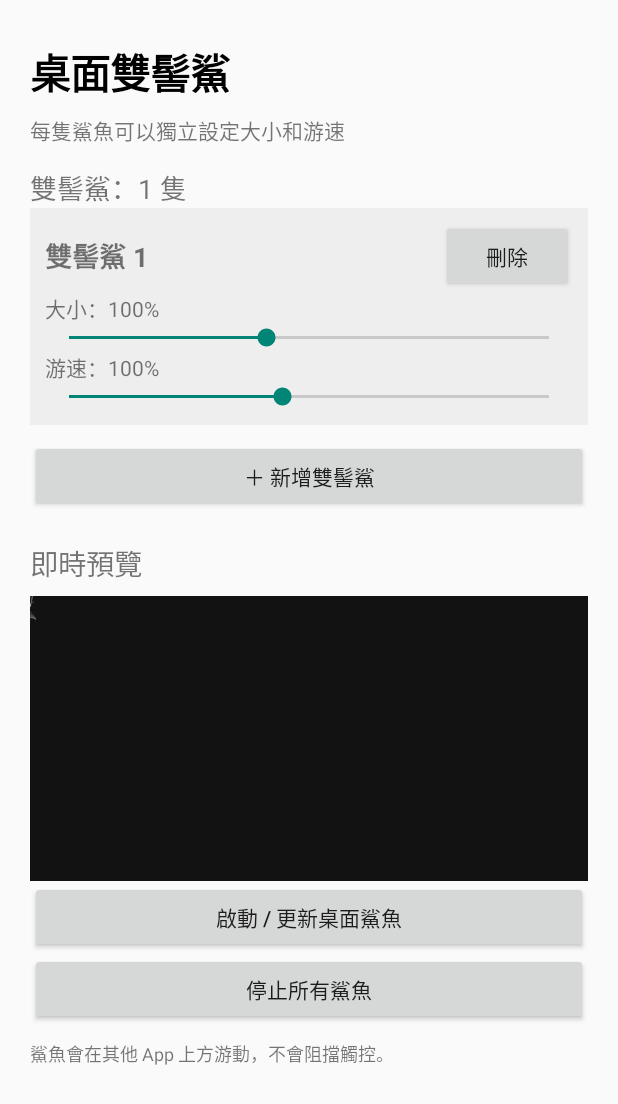
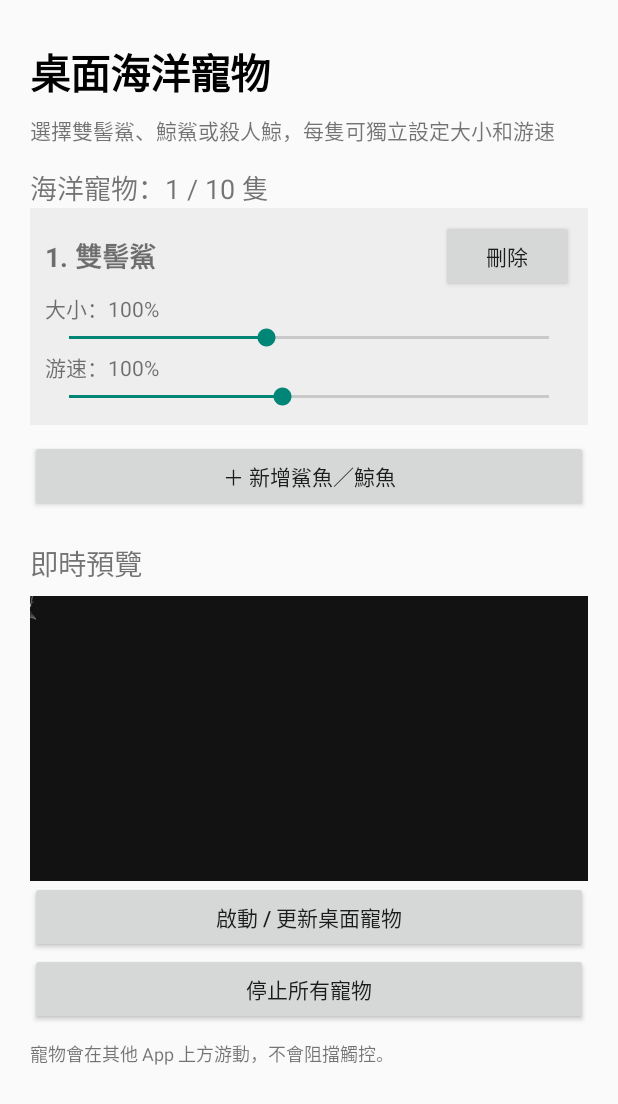
Before and after one commit to allanaaa123/Shark, an Android app: the screen it shows after launch (MainActivity), on a phone screen of 412 x 824 dp. Shown: the top 1104 px of the screen. Run offline under Robolectric (Android 15) with nearby library versions, the phone set to English and light mode, and no system bars.

Commit message:
Add whale shark and orca with species picker and persistent per-pet settings

```diff
--- a/app/src/main/java/com/example/sharkoverlay/MainActivity.kt
+++ b/app/src/main/java/com/example/sharkoverlay/MainActivity.kt
@@ -2,6 +2,7 @@
 package com.example.sharkoverlay
 
 import android.app.Activity
+import android.app.AlertDialog
 import android.content.Intent
 import android.net.Uri
 import android.os.Bundle
@@ -30,9 +31,10 @@ class MainActivity : Activity() {
             for (i in 0 until minOf(10, saved.length())) {
                 val obj = saved.getJSONObject(i)
                 sharks.add(
-                    SharkConfig(
-                        obj.optInt("size", 100).coerceIn(30, 200),
-                        obj.optInt("speed", 100).coerceIn(20, 200)
+                    SharkConfig.fromSaved(
+                        obj.optInt("size", 100),
+                        obj.optInt("speed", 100),
+                        obj.optString("species", "")
                     )
                 )
             }
@@ -50,14 +52,14 @@ class MainActivity : Activity() {
         scroll.addView(root)
 
         root.addView(TextView(this).apply {
-            text = "桌面雙髻鯊"
+            text = "桌面海洋寵物"
             textSize = 27f
             setTextColor(Color.BLACK)
             setTypeface(null, Typeface.BOLD)
         })
 
         root.addView(TextView(this).apply {
-            text = "每隻鯊魚可以獨立設定大小和游速"
+            text = "選擇雙髻鯊、鯨鯊或殺人鯨，每隻可獨立設定大小和游速"
             textSize = 14f
             setPadding(0, dp(8), 0, dp(14))
         })
@@ -71,12 +73,20 @@ class MainActivity : Activity() {
         root.addView(list)
 
         root.addView(Button(this).apply {
-            text = "＋ 新增雙髻鯊"
+            text = "＋ 新增鯊魚／鯨魚"
             setOnClickListener {
                 if (sharks.size < 10) {
-                    sharks.add(SharkConfig(100, 100))
-                    save()
-                    refresh()
+                    AlertDialog.Builder(this@MainActivity)
+                        .setTitle("選擇要新增的寵物")
+                        .setItems(SharkSpecies.entries.map { it.displayName }.toTypedArray()) { _, which ->
+                            if (sharks.size < 10) {
+                                sharks.add(SharkConfig(species = SharkSpecies.entries[which]))
+                                save()
+                                refresh()
+                            }
+                        }
+                        .setNegativeButton("取消", null)
+                        .show()
                 } else {
                     Toast.makeText(
                         this@MainActivity,
@@ -100,7 +110,7 @@ class MainActivity : Activity() {
         )
 
         root.addView(Button(this).apply {
-            text = "啟動 / 更新桌面鯊魚"
+            text = "啟動 / 更新桌面寵物"
             setOnClickListener {
                 save()
                 if (!Settings.canDrawOverlays(this@MainActivity)) {
@@ -125,7 +135,7 @@ class MainActivity : Activity() {
         })
 
         root.addView(Button(this).apply {
-            text = "停止所有鯊魚"
+            text = "停止所有寵物"
             setOnClickListener {
                 startService(
                     Intent(this@MainActivity, SharkService::class.java)
@@ -135,7 +145,7 @@ class MainActivity : Activity() {
         })
 
         root.addView(TextView(this).apply {
-            text = "鯊魚會在其他 App 上方游動，不會阻擋觸控。"
+            text = "寵物會在其他 App 上方游動，不會阻擋觸控。"
             textSize = 12f
             setPadding(0, dp(10), 0, 0)
         })
@@ -151,6 +161,7 @@ class MainActivity : Activity() {
                 JSONObject()
                     .put("size", it.size)
                     .put("speed", it.speed)
+                    .put("species", it.species.id)
             )
         }
         getSharedPreferences("shark", MODE_PRIVATE)
@@ -160,7 +171,7 @@ class MainActivity : Activity() {
     }
 
     private fun refresh() {
-        count.text = "雙髻鯊：${sharks.size} 隻"
+        count.text = "海洋寵物：${sharks.size} / 10 隻"
         list.removeAllViews()
 
         sharks.forEachIndexed { index, shark ->
@@ -177,7 +188,7 @@ class MainActivity : Activity() {
 
             heading.addView(
                 TextView(this).apply {
-                    text = "雙髻鯊 ${index + 1}"
+                    text = "${index + 1}. ${shark.species.displayName}"
                     textSize = 18f
                     setTypeface(null, Typeface.BOLD)
                 },
@@ -187,7 +198,7 @@ class MainActivity : Activity() {
             heading.addView(Button(this).apply {
                 text = "刪除"
                 setOnClickListener {
-                    sharks.remove(shark)
+                    sharks.removeAt(index)
                     save()
                     refresh()
                 }
--- a/app/src/main/java/com/example/sharkoverlay/SharkAnimationState.kt
+++ b/app/src/main/java/com/example/sharkoverlay/SharkAnimationState.kt
@@ -9,7 +9,8 @@ class SharkAnimationState(initialTimeMs: Double = kotlin.random.Random.nextDoubl
 
     fun advance(dtSeconds: Float, speedPercent: Int, speedMultiplier: Float = 1f) {
         val cadence = (speedPercent / 100.0 * speedMultiplier).coerceIn(0.35, 2.4)
-        swimTimeMs = (swimTimeMs + dtSeconds.coerceIn(0f, 0.08f) * 1000 * cadence) % 3_024.0
+        // Exact common multiple of the three packaged swim durations (3024, 1200, 1000ms).
+        swimTimeMs = (swimTimeMs + dtSeconds.coerceIn(0f, 0.08f) * 1000 * cadence) % 378_000.0
     }
 
     fun frame(motion: SharkMotion, progress: Float, frameCount: Int, durationMs: Int): Int {
--- a/app/src/main/java/com/example/sharkoverlay/SharkConfig.kt
+++ b/app/src/main/java/com/example/sharkoverlay/SharkConfig.kt
@@ -1,7 +1,23 @@
+package com.example.sharkoverlay
 
-package com.example.sharkoverlay
+enum class SharkSpecies(val id: String, val displayName: String, val assetFolder: String) {
+    HAMMERHEAD("hammerhead", "雙髻鯊", "hammerhead"),
+    WHALE_SHARK("whale_shark", "鯨鯊", "whale_shark"),
+    ORCA("orca", "殺人鯨（虎鯨）", "orca");
+
+    companion object {
+        fun fromId(id: String?): SharkSpecies = entries.firstOrNull { it.id == id } ?: HAMMERHEAD
+    }
+}
 
 data class SharkConfig(
     var size: Int = 100,
-    var speed: Int = 100
-)
+    var speed: Int = 100,
+    val species: SharkSpecies = SharkSpecies.HAMMERHEAD
+) {
+    companion object {
+        /** Legacy preferences without a species remain hammerheads. */
+        fun fromSaved(size: Int = 100, speed: Int = 100, speciesId: String? = null) =
+            SharkConfig(size.coerceIn(30, 200), speed.coerceIn(20, 200), SharkSpecies.fromId(speciesId))
+    }
+}
--- a/app/src/main/java/com/example/sharkoverlay/SharkRenderer.kt
+++ b/app/src/main/java/com/example/sharkoverlay/SharkRenderer.kt
@@ -15,14 +15,14 @@ import android.util.Log
 import java.util.concurrent.Executors
 import org.json.JSONObject
 
-/** One process-wide immutable atlas set: approximately 25 MiB, even for ten sharks. */
+/** One process-wide immutable atlas set: approximately 26 MiB, even for ten sharks. */
 object SharkArt {
     data class Clip(val bitmap: Bitmap, val frames: Int, val durationMs: Int, val frameSize: Int, val columns: Int)
     private val executor = Executors.newSingleThreadExecutor()
     private val main = Handler(Looper.getMainLooper())
     private val observers = linkedSetOf<() -> Unit>()
     private var loading = false
-    private var clips: Map<SharkMotion, Clip>? = null
+    private var clips: Map<SharkSpecies, Map<SharkMotion, Clip>>? = null
     private val releaseIdle = Runnable { if (observers.isEmpty()) clips = null }
 
     fun observe(context: Context, observer: () -> Unit) {
@@ -37,21 +37,26 @@ object SharkArt {
         val assets = context.applicationContext.assets
         executor.execute {
             val result = run {
-                val loaded = mutableMapOf<SharkMotion, Clip>()
+                val loaded = mutableMapOf<SharkSpecies, MutableMap<SharkMotion, Clip>>()
                 try {
-                    val root = "shark/hammerhead/"
-                    val manifest = assets.open(root + "animations.json").bufferedReader().use { JSONObject(it.readText()) }
-                    for ((motion, name) in listOf(SharkMotion.SWIM to "swim", SharkMotion.TURN_LEFT to "turn_left", SharkMotion.TURN_RIGHT to "turn_right")) {
-                        val spec = manifest.getJSONObject(name)
-                        val bitmap = assets.open(root + name + "_atlas.webp").use {
-                            BitmapFactory.decodeStream(it, null, BitmapFactory.Options().apply { inScaled = false })
-                        } ?: error("Cannot decode $name")
-                        loaded[motion] = Clip(bitmap, spec.getInt("frames"), spec.getInt("durationMs"), spec.getInt("frameSize"), spec.getInt("columns"))
+                    for (species in SharkSpecies.entries) {
+                        val speciesClips = mutableMapOf<SharkMotion, Clip>()
+                        loaded[species] = speciesClips
+                        val root = "shark/${species.assetFolder}/"
+                        val manifest = assets.open(root + "animations.json").bufferedReader().use { JSONObject(it.readText()) }
+                        for ((motion, name) in listOf(SharkMotion.SWIM to "swim", SharkMotion.TURN_LEFT to "turn_left", SharkMotion.TURN_RIGHT to "turn_right")) {
+                            if (!manifest.has(name)) continue
+                            val spec = manifest.getJSONObject(name)
+                            val bitmap = assets.open(root + name + "_atlas.webp").use {
+                                BitmapFactory.decodeStream(it, null, BitmapFactory.Options().apply { inScaled = false })
+                            } ?: error("Cannot decode ${species.id}/$name")
+                            speciesClips[motion] = Clip(bitmap, spec.getInt("frames"), spec.getInt("durationMs"), spec.getInt("frameSize"), spec.getInt("columns"))
+                        }
                     }
                     loaded.toMap()
                 } catch (error: Exception) {
                     Log.e("SharkArt", "Animation loading failed; using Canvas fallback", error)
-                    loaded.values.forEach { it.bitmap.recycle() }
+                    loaded.values.forEach { speciesClips -> speciesClips.values.forEach { it.bitmap.recycle() } }
                     null
                 }
             }
@@ -68,7 +73,8 @@ object SharkArt {
         observers.remove(observer)
         if (observers.isEmpty()) main.postDelayed(releaseIdle, 30_000)
     }
-    fun clip(motion: SharkMotion): Clip? = clips?.get(motion)
+    fun clip(species: SharkSpecies, motion: SharkMotion): Clip? =
+        clips?.get(species)?.get(motion) ?: clips?.get(species)?.get(SharkMotion.SWIM)
 }
 
 /** Each shark owns timing, but all sharks share decoded pixels. No per-frame allocations. */
@@ -77,6 +83,8 @@ class SharkRenderer {
     private val paint = Paint(Paint.ANTI_ALIAS_FLAG or Paint.FILTER_BITMAP_FLAG)
     private val source = Rect()
     private val target = RectF()
+    private var currentSpecies = SharkSpecies.HAMMERHEAD
+    private var previousSpecies = SharkSpecies.HAMMERHEAD
     private var previousMotion = SharkMotion.SWIM
     private var previousFrame = 0
     private var currentMotion = SharkMotion.SWIM
@@ -86,20 +94,23 @@ class SharkRenderer {
 
     fun update(dt: Float, config: SharkConfig, navigator: SharkNavigator) {
         timing.advance(dt, config.speed, navigator.speedMultiplier)
-        val motion = navigator.motion
-        if (motion != currentMotion) {
+        // The two approved concept clips are swim cycles, including during path turns.
+        val motion = if (config.species == SharkSpecies.HAMMERHEAD) navigator.motion else SharkMotion.SWIM
+        if (motion != currentMotion || config.species != currentSpecies) {
+            previousSpecies = currentSpecies
+            currentSpecies = config.species
             previousMotion = currentMotion
             previousFrame = currentFrame
             currentMotion = motion
             blend = 0f
         }
         blend = (blend + dt / 0.12f).coerceAtMost(1f)
-        val clip = SharkArt.clip(motion) ?: return
+        val clip = SharkArt.clip(currentSpecies, motion) ?: return
         currentFrame = timing.frame(motion, navigator.turnProgress, clip.frames, clip.durationMs)
     }
 
     fun draw(canvas: Canvas, bodyLength: Float, fallbackPhase: Float) {
-        val clip = SharkArt.clip(currentMotion)
+        val clip = SharkArt.clip(currentSpecies, currentMotion)
         if (clip == null) {
             canvas.save()
             canvas.scale(bodyLength / 110f, bodyLength / 110f)
@@ -111,7 +122,7 @@ class SharkRenderer {
         target.set(-half, -half, half, half)
         if (blend < 1f) {
             val checkpoint = canvas.saveLayer(target, null)
-            SharkArt.clip(previousMotion)?.let { drawFrame(canvas, it, previousFrame, 1f - blend) }
+            SharkArt.clip(previousSpecies, previousMotion)?.let { drawFrame(canvas, it, previousFrame, 1f - blend) }
             paint.xfermode = add
             drawFrame(canvas, clip, currentFrame, blend)
             paint.xfermode = null
```
Also changed, not shown: app/src/main/assets/shark/orca/animations.json (added, +18 -0 lines), app/src/main/assets/shark/whale_shark/animations.json (added, +18 -0 lines), app/src/main/java/com/example/sharkoverlay/SharkService.kt (+6 -11 lines), app/src/main/assets/shark/orca/swim.webp (added), app/src/main/assets/shark/orca/swim_atlas.webp (added), app/src/main/assets/shark/whale_shark/swim.webp (added), app/src/main/assets/shark/whale_shark/swim_atlas.webp (added), 5 other files.
